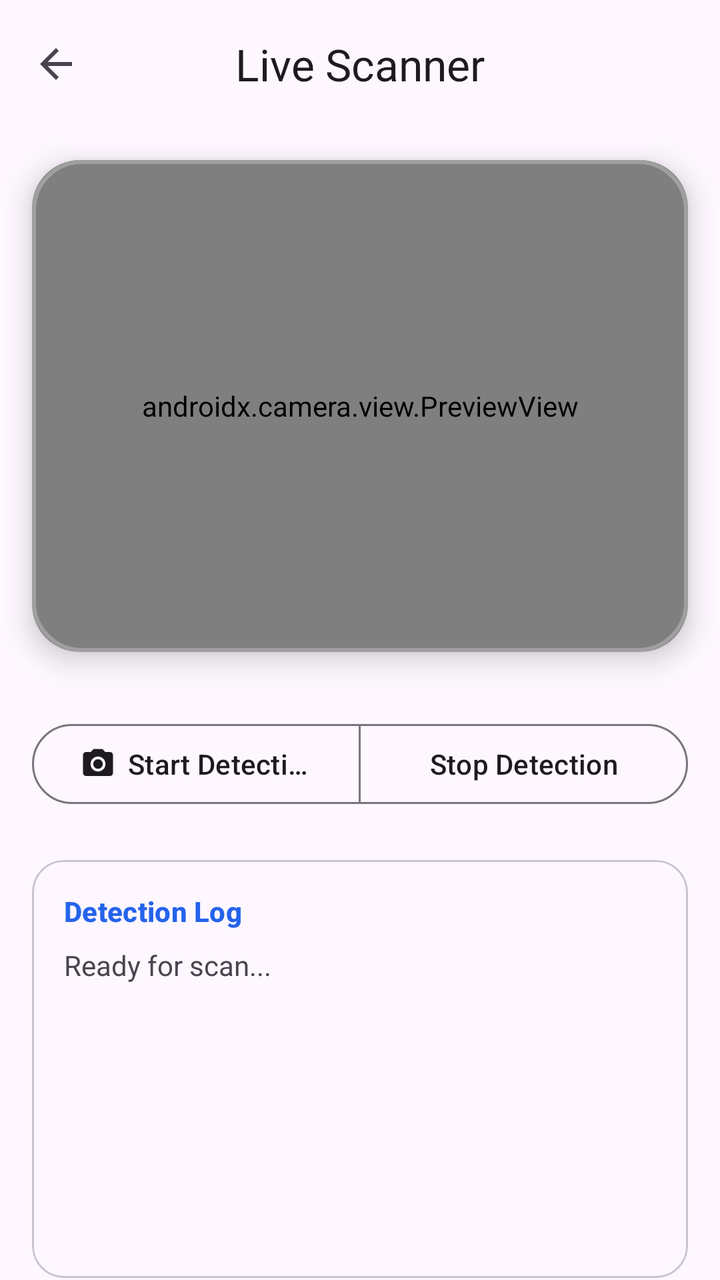
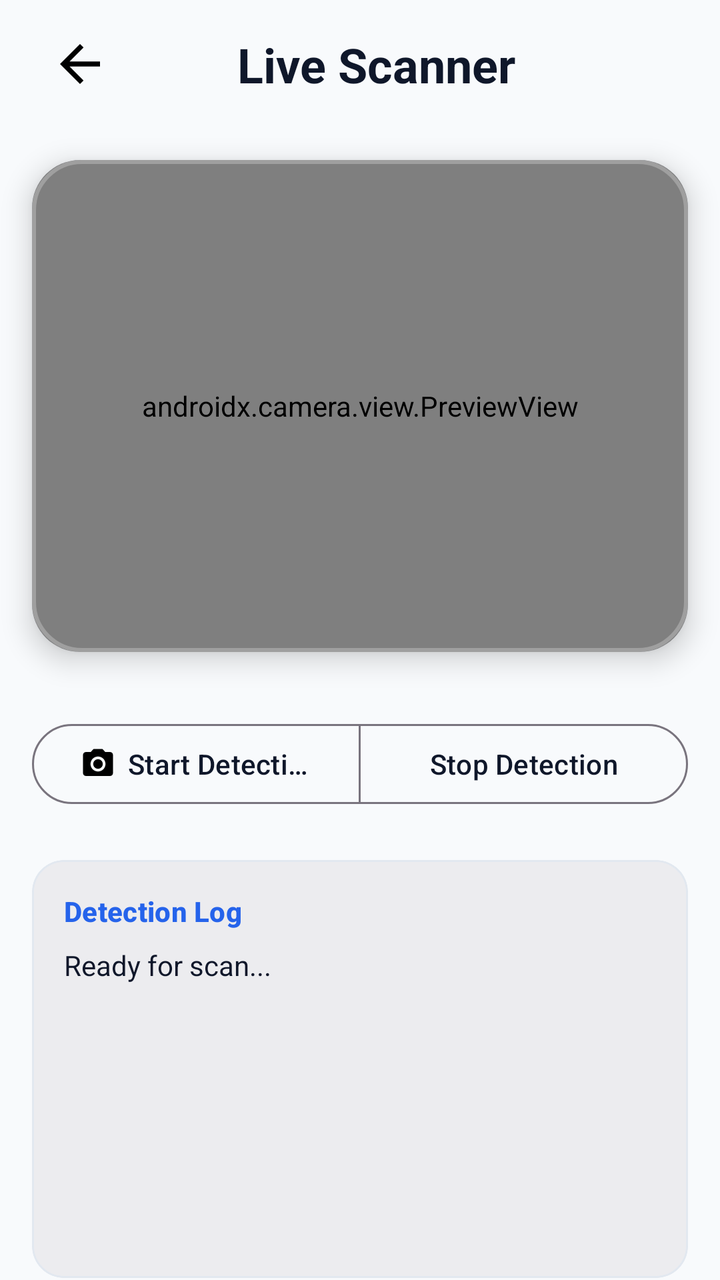

Compare the two renders of this Android layout. The source of the first and the diff that turns it into the second are given below.
<!-- AndroidManifest.xml: application theme Theme.Hackofiesta -->
<!-- res/layout/activity_main.xml -->
<?xml version="1.0" encoding="utf-8"?>
<androidx.constraintlayout.widget.ConstraintLayout xmlns:android="http://schemas.android.com/apk/res/android"
    xmlns:app="http://schemas.android.com/apk/res-auto"
    android:id="@+id/main"
    android:layout_width="match_parent"
    android:layout_height="match_parent"
    android:background="?attr/colorSurface">

    <com.google.android.material.appbar.MaterialToolbar
        android:id="@+id/materialToolbar"
        android:layout_width="match_parent"
        android:layout_height="wrap_content"
        android:background="?attr/colorSurface"
        app:layout_constraintTop_toTopOf="parent"
        app:navigationIcon="@drawable/ic_back"
        app:title="Live Scanner"
        app:titleCentered="true" />

    <com.google.android.material.card.MaterialCardView
        android:id="@+id/cameraCard"
        android:layout_width="match_parent"
        android:layout_height="0dp"
        android:layout_margin="16dp"
        app:cardCornerRadius="24dp"
        app:cardElevation="8dp"
        app:layout_constraintDimensionRatio="4:3"
        app:layout_constraintTop_toBottomOf="@id/materialToolbar"
        app:strokeWidth="0dp">

        <androidx.camera.view.PreviewView
            android:id="@+id/previewView"
            android:layout_width="match_parent"
            android:layout_height="match_parent" />

        <View
            android:layout_width="match_parent"
            android:layout_height="match_parent"
            android:background="@drawable/camera_overlay" />

    </com.google.android.material.card.MaterialCardView>

    <androidx.core.widget.NestedScrollView
        android:id="@+id/nestedScrollView"
        android:layout_width="match_parent"
        android:layout_height="0dp"
        android:layout_marginTop="16dp"
        app:layout_constraintBottom_toBottomOf="parent"
        app:layout_constraintTop_toBottomOf="@id/cameraCard">

        <androidx.constraintlayout.widget.ConstraintLayout
            android:layout_width="match_parent"
            android:layout_height="wrap_content"
            android:padding="16dp">

            <com.google.android.material.button.MaterialButtonToggleGroup
                android:id="@+id/toggleGroup"
                android:layout_width="match_parent"
                android:layout_height="wrap_content"
                app:layout_constraintTop_toTopOf="parent"
                app:selectionRequired="true"
                app:singleSelection="true">

                <com.google.android.material.button.MaterialButton
                    android:id="@+id/tglOn"
                    style="@style/Widget.Material3.Button.OutlinedButton"
                    android:layout_width="0dp"
                    android:layout_height="wrap_content"
                    android:layout_weight="1"
                    android:text="Start Detection"
                    app:icon="@drawable/baseline_camera_alt_24" />

                <com.google.android.material.button.MaterialButton
                    android:id="@+id/tglOff"
                    style="@style/Widget.Material3.Button.OutlinedButton"
                    android:layout_width="0dp"
                    android:layout_height="wrap_content"
                    android:layout_weight="1"
                    android:text="Stop Detection" />

            </com.google.android.material.button.MaterialButtonToggleGroup>

            <ToggleButton
                android:id="@+id/tgl"
                android:layout_width="0dp"
                android:layout_height="0dp"
                android:visibility="gone"
                app:layout_constraintStart_toStartOf="parent"
                app:layout_constraintTop_toTopOf="parent" />

            <com.google.android.material.card.MaterialCardView
                android:id="@+id/logCard"
                android:layout_width="match_parent"
                android:layout_height="wrap_content"
                android:layout_marginTop="24dp"
                app:cardCornerRadius="16dp"
                app:cardElevation="0dp"
                app:layout_constraintTop_toBottomOf="@id/toggleGroup"
                app:strokeColor="?attr/colorOutlineVariant"
                app:strokeWidth="1dp">

                <LinearLayout
                    android:layout_width="match_parent"
                    android:layout_height="wrap_content"
                    android:orientation="vertical"
                    android:padding="16dp">

                    <TextView
                        style="@style/TextAppearance.Material3.LabelLarge"
                        android:layout_width="wrap_content"
                        android:layout_height="wrap_content"
                        android:text="Detection Log"
                        android:textColor="?attr/colorPrimary"
                        android:textStyle="bold" />

                    <TextView
                        android:id="@+id/log"
                        android:layout_width="match_parent"
                        android:layout_height="wrap_content"
                        android:layout_marginTop="8dp"
                        android:minHeight="150dp"
                        android:text="Ready for scan..."
                        android:textColor="?attr/colorOnSurfaceVariant"
                        android:textSize="14sp" />

                </LinearLayout>

            </com.google.android.material.card.MaterialCardView>

            <com.google.android.material.button.MaterialButton
                android:id="@+id/aiBtn"
                style="@style/Widget.Material3.Button.TonalButton"
                android:layout_width="match_parent"
                android:layout_height="56dp"
                android:layout_marginTop="24dp"
                android:text="Generate AI Traffic Report"
                app:icon="@drawable/google_gemini_icon_2025"
                app:layout_constraintTop_toBottomOf="@+id/logCard"
                app:layout_constraintBottom_toBottomOf="parent"
                android:layout_marginBottom="32dp"/>

        </androidx.constraintlayout.widget.ConstraintLayout>
    </androidx.core.widget.NestedScrollView>

</androidx.constraintlayout.widget.ConstraintLayout>
<!-- resources referenced by this layout -->
<resources>
  <!-- drawable baseline_camera_alt_24 (drawable) -->
  <vector xmlns:android="http://schemas.android.com/apk/res/android" android:height="24dp" android:tint="#6E6E73" android:viewportHeight="24" android:viewportWidth="24" android:width="24dp">
        
      <path android:fillColor="@android:color/white" android:pathData="M12,12m-3.2,0a3.2,3.2 0,1 1,6.4 0a3.2,3.2 0,1 1,-6.4 0"/>
        
      <path android:fillColor="@android:color/white" android:pathData="M9,2L7.17,4L4,4c-1.1,0 -2,0.9 -2,2v12c0,1.1 0.9,2 2,2h16c1.1,0 2,-0.9 2,-2L22,6c0,-1.1 -0.9,-2 -2,-2h-3.17L15,2L9,2zM12,17c-2.76,0 -5,-2.24 -5,-5s2.24,-5 5,-5 5,2.24 5,5 -2.24,5 -5,5z"/>
      
  </vector>
  <!-- drawable camera_overlay (drawable) -->
  <?xml version="1.0" encoding="utf-8"?>
  <shape xmlns:android="http://schemas.android.com/apk/res/android"
      android:shape="rectangle">
      <stroke
          android:width="2dp"
          android:color="#40FFFFFF" />
      <corners android:radius="24dp" />
  </shape>
  <!-- drawable google_gemini_icon_2025: vector/xml drawable (drawable, 4634 chars, omitted) -->
  <!-- drawable ic_back (drawable) -->
  <vector xmlns:android="http://schemas.android.com/apk/res/android"
      android:width="24dp"
      android:height="24dp"
      android:viewportWidth="24"
      android:viewportHeight="24"
      android:tint="?attr/colorControlNormal">
    <path
        android:fillColor="@android:color/white"
        android:pathData="M20,11H7.83l5.59,-5.59L12,4l-8,8 8,8 1.41,-1.41L7.83,13H20v-2z"/>
  </vector>
  <style name="Theme.Hackofiesta" parent="Base.Theme.Hackofiesta" />
  <style name="Base.Theme.Hackofiesta" parent="Theme.Material3.DayNight.NoActionBar">
          
          
          <item name="colorContainer">@color/card_bg_light</item>
          <item name="colorPrimary">@color/button_bg</item>
          <item name="colorIcon">@color/icon_light</item>
      </style>
  <color name="card_bg_light">#ECECEF</color>
  <color name="button_bg">#2563EB</color>
  <color name="icon_light">#000000</color>
</resources>

<!-- the commit's change to res/layout/activity_main.xml (unified diff, before → after) -->
@@ -11,10 +11,42 @@
         android:layout_width="match_parent"
         android:layout_height="wrap_content"
         android:background="?attr/colorSurface"
-        app:layout_constraintTop_toTopOf="parent"
-        app:navigationIcon="@drawable/ic_back"
-        app:title="Live Scanner"
-        app:titleCentered="true" />
+        app:layout_constraintTop_toTopOf="parent">
+
+        <androidx.constraintlayout.widget.ConstraintLayout
+            android:layout_width="match_parent"
+            android:layout_height="match_parent">
+
+            <com.google.android.material.button.MaterialButton
+                android:id="@+id/backBtn"
+                style="@style/Widget.Material3.Button.IconButton"
+                android:layout_width="48dp"
+                android:layout_height="48dp"
+                android:padding="0dp"
+                app:icon="@drawable/ic_back"
+                app:iconGravity="textStart"
+                app:iconPadding="0dp"
+                app:iconSize="30dp"
+                app:iconTint="?attr/colorIcon"
+                app:layout_constraintBottom_toBottomOf="parent"
+                app:layout_constraintStart_toStartOf="parent"
+                app:layout_constraintTop_toTopOf="parent" />
+
+            <TextView
+                android:layout_width="wrap_content"
+                android:layout_height="wrap_content"
+                android:text="Live Scanner"
+                style="@style/TextAppearance.AppCompat.Headline"
+                android:textStyle="bold"
+                android:textColor="?attr/colorOnSurface"
+                app:layout_constraintTop_toTopOf="parent"
+                app:layout_constraintStart_toStartOf="parent"
+                app:layout_constraintEnd_toEndOf="parent"
+                app:layout_constraintBottom_toBottomOf="parent"/>
+
+        </androidx.constraintlayout.widget.ConstraintLayout>
+
+    </com.google.android.material.appbar.MaterialToolbar>
 
     <com.google.android.material.card.MaterialCardView
         android:id="@+id/cameraCard"
@@ -67,7 +99,9 @@
                     android:layout_height="wrap_content"
                     android:layout_weight="1"
                     android:text="Start Detection"
-                    app:icon="@drawable/baseline_camera_alt_24" />
+                    android:textColor="?attr/colorOnSurface"
+                    app:icon="@drawable/baseline_camera_alt_24"
+                    app:iconTint="?attr/colorIcon" />
 
                 <com.google.android.material.button.MaterialButton
                     android:id="@+id/tglOff"
@@ -75,6 +109,7 @@
                     android:layout_width="0dp"
                     android:layout_height="wrap_content"
                     android:layout_weight="1"
+                    android:textColor="?attr/colorOnSurface"
                     android:text="Stop Detection" />
 
             </com.google.android.material.button.MaterialButtonToggleGroup>
@@ -96,6 +131,7 @@
                 app:cardElevation="0dp"
                 app:layout_constraintTop_toBottomOf="@id/toggleGroup"
                 app:strokeColor="?attr/colorOutlineVariant"
+                app:cardBackgroundColor="?attr/colorSurfaceVariant"
                 app:strokeWidth="1dp">
 
                 <LinearLayout
@@ -119,7 +155,7 @@
                         android:layout_marginTop="8dp"
                         android:minHeight="150dp"
                         android:text="Ready for scan..."
-                        android:textColor="?attr/colorOnSurfaceVariant"
+                        android:textColor="?attr/colorOnSurface"
                         android:textSize="14sp" />
 
                 </LinearLayout>
@@ -128,12 +164,14 @@
 
             <com.google.android.material.button.MaterialButton
                 android:id="@+id/aiBtn"
-                style="@style/Widget.Material3.Button.TonalButton"
+                style="@style/Widget.Material3.Button"
                 android:layout_width="match_parent"
                 android:layout_height="56dp"
                 android:layout_marginTop="24dp"
                 android:text="Generate AI Traffic Report"
-                app:icon="@drawable/google_gemini_icon_2025"
+                android:textColor="#FFFFFF"
+                app:icon="@drawable/gemini_color"
+                app:iconTint="#FFFFFF"
                 app:layout_constraintTop_toBottomOf="@+id/logCard"
                 app:layout_constraintBottom_toBottomOf="parent"
                 android:layout_marginBottom="32dp"/>
<!-- resource entries referenced after the edit -->
@@ -17,7 +17,7 @@
           android:color="#40FFFFFF" />
       <corners android:radius="24dp" />
   </shape>
-  <!-- drawable google_gemini_icon_2025: vector/xml drawable (drawable, 4634 chars, omitted) -->
+  <!-- drawable gemini_color: vector/xml drawable (drawable, 3647 chars, omitted) -->
   <!-- drawable ic_back (drawable) -->
   <vector xmlns:android="http://schemas.android.com/apk/res/android"
       android:width="24dp"
@@ -33,12 +33,21 @@
   <style name="Base.Theme.Hackofiesta" parent="Theme.Material3.DayNight.NoActionBar">
           
           
+          <item name="colorPrimary">@color/button_bg</item>
+          <item name="colorSurface">@color/surface_light</item>
+          <item name="colorOnSurface">@color/on_surface_light</item>
+          <item name="colorOnSurfaceVariant">@color/on_surface_variant_light</item>
           <item name="colorContainer">@color/card_bg_light</item>
-          <item name="colorPrimary">@color/button_bg</item>
+          <item name="colorSurfaceVariant">@color/card_bg_light</item>
+          <item name="colorOutlineVariant">@color/outline_variant_light</item>
           <item name="colorIcon">@color/icon_light</item>
       </style>
   <color name="card_bg_light">#ECECEF</color>
+  <color name="outline_variant_light">#E2E8F0</color>
   <color name="button_bg">#2563EB</color>
+  <color name="surface_light">#F8FAFC</color>
+  <color name="on_surface_light">#0F172A</color>
+  <color name="on_surface_variant_light">#475569</color>
   <color name="icon_light">#000000</color>
 </resources>
 
